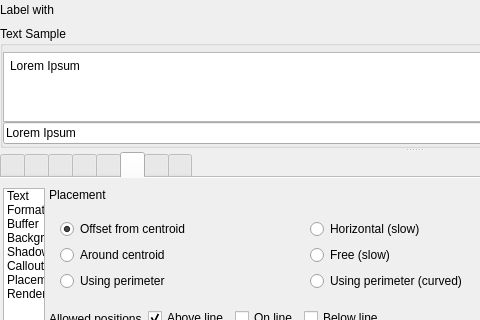
Qt form src/ui/qgstextformatwidgetbase.ui (qgis/QGIS) before a commit; both pictures show x 0 to 480 and y 0 to 320 of the 828 by 608 pixel window.
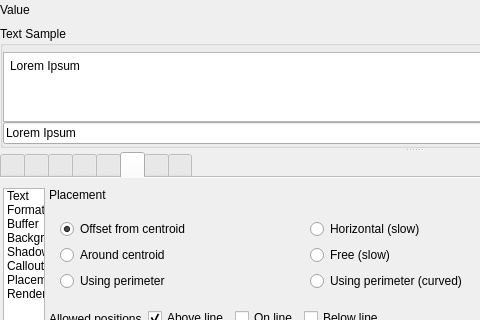
The same form after that commit. Icons and pictures are not drawn. Custom widgets are drawn as their Qt base class.

Commit message:
[needs-docs] Use "Value" as standard label of the widget
to filter labeling and symbology (categorized, graduated)
instead of "Label with" and "Column"

```diff
--- a/src/ui/qgstextformatwidgetbase.ui
+++ b/src/ui/qgstextformatwidgetbase.ui
@@ -6483,7 +6483,7 @@
       <item>
        <widget class="QLabel" name="label_12">
         <property name="text">
-         <string>Label with</string>
+         <string>Value</string>
         </property>
        </widget>
       </item>
```
The commit also changes 2 other files.
